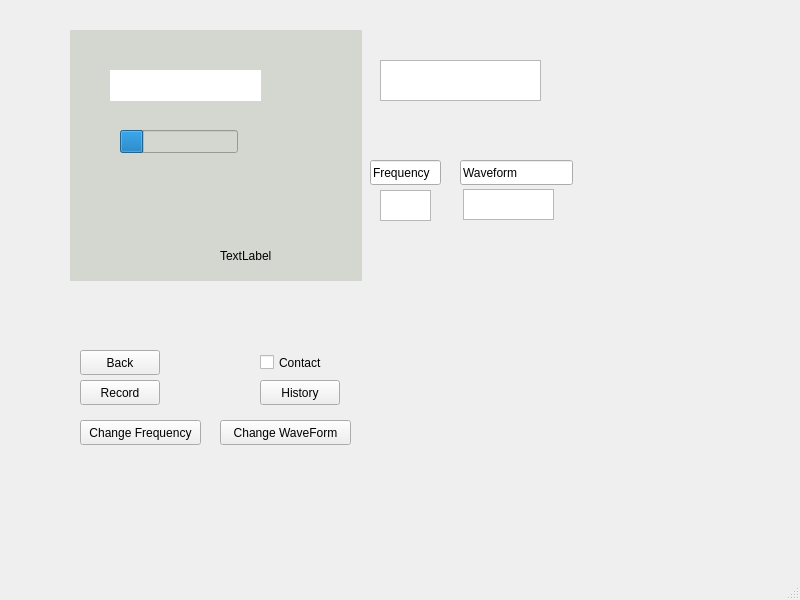
Before: the Qt Designer form mainwindow.ui in Hall-Andrew/CESDEVICE-3004FinalProject, drawn with Qt 5.
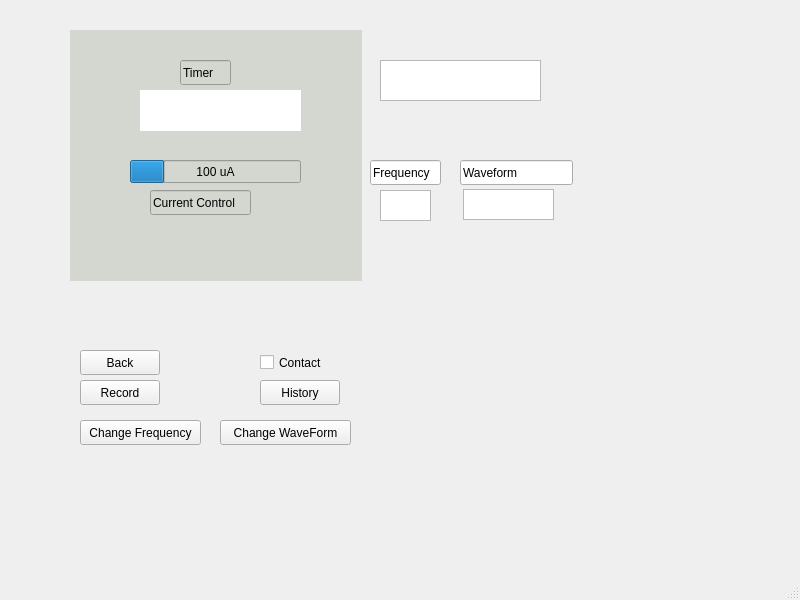
After: the same form once the commit is applied. Icons and pictures are not drawn.

Commit message: Changed some functiononalities. Commented out most of stackpages 2/3 Changed it so that the CRA iterate through only menu, session, and record history. Added more detail to record session

```diff
--- a/mainwindow.ui
+++ b/mainwindow.ui
@@ -277,9 +277,9 @@
      <widget class="QProgressBar" name="ProgressBarWidget">
       <property name="geometry">
        <rect>
-        <x>50</x>
-        <y>100</y>
-        <width>118</width>
+        <x>60</x>
+        <y>130</y>
+        <width>171</width>
         <height>23</height>
        </rect>
       </property>
@@ -290,29 +290,19 @@
        <number>100</number>
       </property>
       <property name="textVisible">
-       <bool>false</bool>
+       <bool>true</bool>
       </property>
-     </widget>
-     <widget class="QLabel" name="WaveFormLabel">
-      <property name="geometry">
-       <rect>
-        <x>150</x>
-        <y>210</y>
-        <width>111</width>
-        <height>31</height>
-       </rect>
-      </property>
-      <property name="text">
-       <string>TextLabel</string>
+      <property name="format">
+       <string>%v uA</string>
       </property>
      </widget>
      <widget class="QLabel" name="TimeLabel">
       <property name="geometry">
        <rect>
-        <x>40</x>
-        <y>40</y>
-        <width>151</width>
-        <height>31</height>
+        <x>70</x>
+        <y>60</y>
+        <width>161</width>
+        <height>41</height>
        </rect>
       </property>
       <property name="styleSheet">
@@ -322,6 +312,32 @@
        <string/>
       </property>
      </widget>
+     <widget class="QLineEdit" name="lineEdit_3">
+      <property name="geometry">
+       <rect>
+        <x>80</x>
+        <y>160</y>
+        <width>101</width>
+        <height>25</height>
+       </rect>
+      </property>
+      <property name="text">
+       <string>Current Control</string>
+      </property>
+     </widget>
+     <widget class="QLineEdit" name="lineEdit_4">
+      <property name="geometry">
+       <rect>
+        <x>110</x>
+        <y>30</y>
+        <width>51</width>
+        <height>25</height>
+       </rect>
+      </property>
+      <property name="text">
+       <string>Timer </string>
+      </property>
+     </widget>
     </widget>
     <widget class="QWidget" name="recor_history">
      <widget class="QListWidget" name="recordhistory">
```
Left out of the diff: 3 changed lines with no effect on the pictures. The commit also changes 1 other file.
